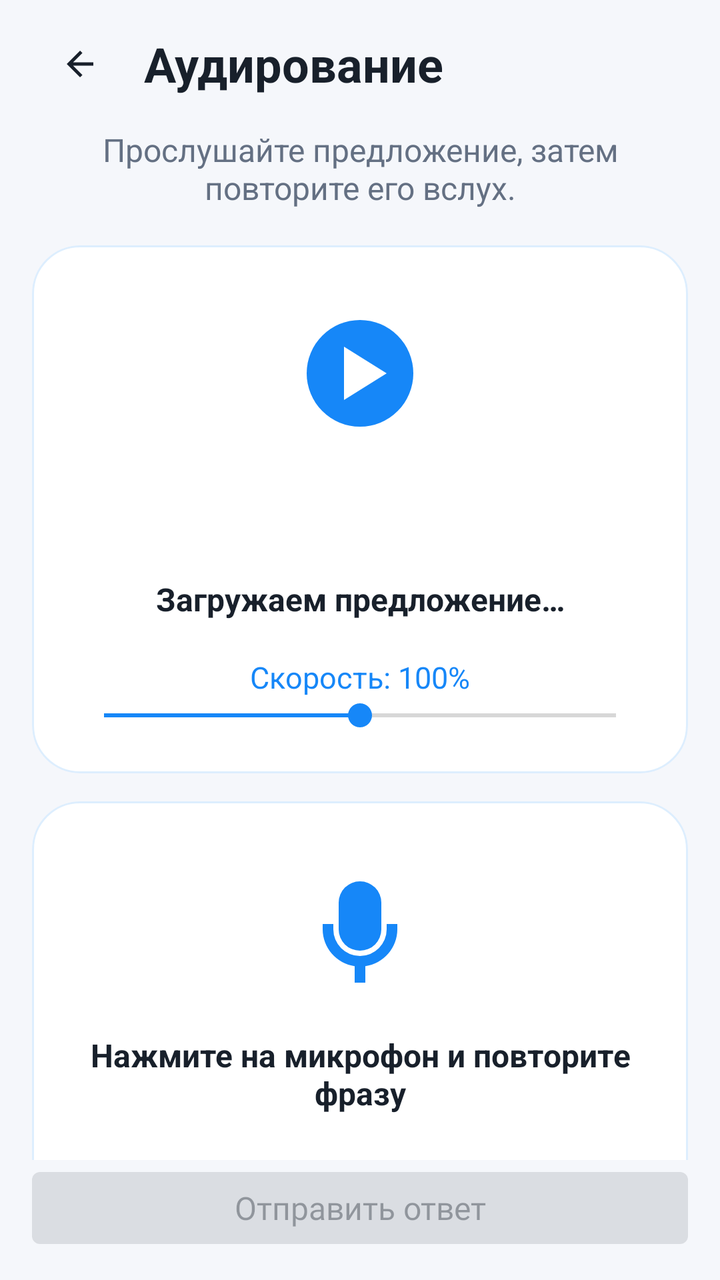
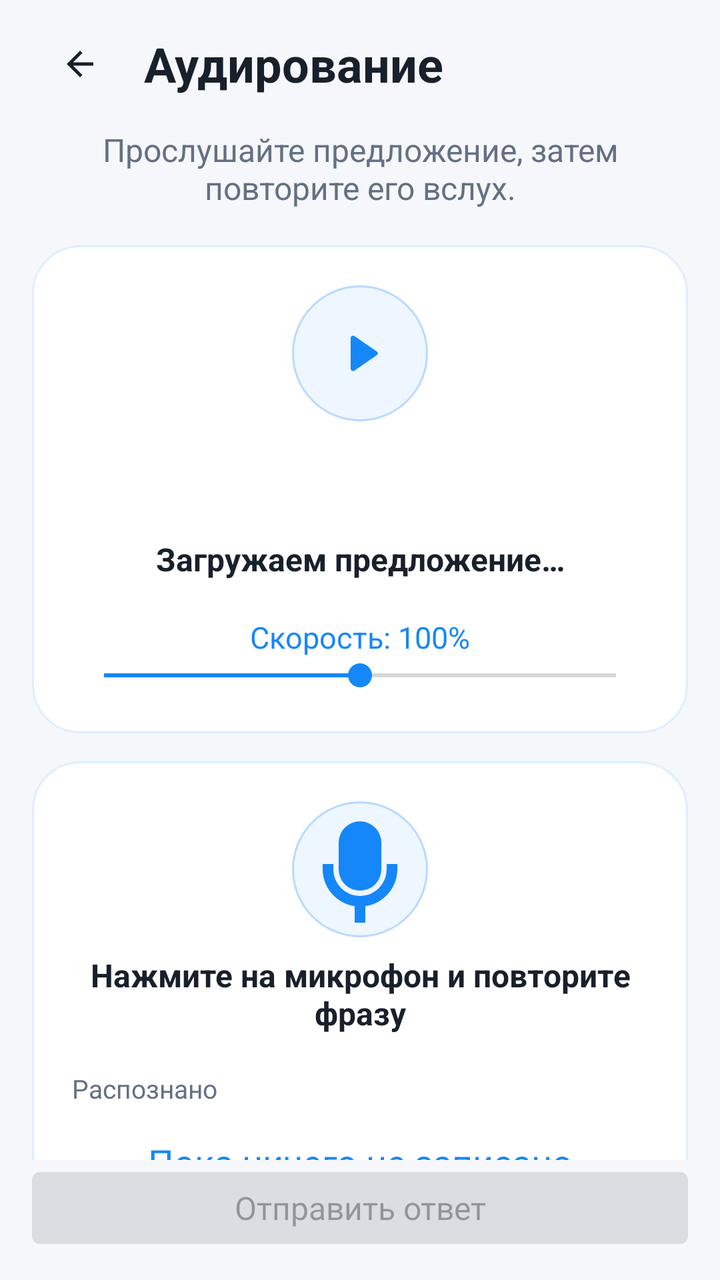

An Android layout rendered at two revisions. The XML below is the earlier revision; the diff shows what the commit changed to produce the second picture.
<!-- AndroidManifest.xml: application theme Theme.Duelingo -->
<!-- res/layout/activity_listening.xml -->
<?xml version="1.0" encoding="utf-8"?>
<androidx.constraintlayout.widget.ConstraintLayout xmlns:android="http://schemas.android.com/apk/res/android"
    xmlns:app="http://schemas.android.com/apk/res-auto"
    android:layout_width="match_parent"
    android:layout_height="match_parent"
    android:background="?attr/backgroundColor"
    android:paddingHorizontal="16dp">

    <LinearLayout
        android:id="@+id/listeningHeader"
        android:layout_width="0dp"
        android:layout_height="wrap_content"
        android:gravity="center_vertical"
        android:orientation="horizontal"
        android:paddingTop="8dp"
        app:layout_constraintEnd_toEndOf="parent"
        app:layout_constraintStart_toStartOf="parent"
        app:layout_constraintTop_toTopOf="parent">

        <com.google.android.material.button.MaterialButton
            android:id="@+id/backButton"
            style="@style/Widget.Material3.Button.IconButton"
            android:layout_width="48dp"
            android:layout_height="48dp"
            android:contentDescription="@string/back"
            app:icon="@drawable/ic_arrow_back"
            app:iconTint="?attr/textColor" />

        <TextView
            android:layout_width="0dp"
            android:layout_height="wrap_content"
            android:layout_marginStart="8dp"
            android:layout_weight="1"
            android:text="@string/listening_screen_title"
            android:textColor="?attr/textColor"
            android:textSize="24sp"
            android:textStyle="bold" />
    </LinearLayout>

    <androidx.core.widget.NestedScrollView
        android:id="@+id/listeningContent"
        android:layout_width="0dp"
        android:layout_height="0dp"
        android:clipToPadding="false"
        android:fillViewport="true"
        android:paddingBottom="16dp"
        app:layout_constraintBottom_toTopOf="@id/listeningActions"
        app:layout_constraintEnd_toEndOf="parent"
        app:layout_constraintStart_toStartOf="parent"
        app:layout_constraintTop_toBottomOf="@id/listeningHeader">

        <LinearLayout
            android:layout_width="match_parent"
            android:layout_height="wrap_content"
            android:gravity="center_horizontal"
            android:orientation="vertical"
            android:paddingTop="8dp">

            <TextView
                android:layout_width="match_parent"
                android:layout_height="wrap_content"
                android:gravity="center"
                android:text="@string/listening_instruction"
                android:textColor="?attr/secondaryTextColor"
                android:textSize="16sp" />

            <com.google.android.material.card.MaterialCardView
                android:layout_width="match_parent"
                android:layout_height="wrap_content"
                android:layout_marginTop="18dp"
                app:cardBackgroundColor="?attr/cardBackgroundColor"
                app:cardCornerRadius="24dp"
                app:cardElevation="0dp"
                app:strokeColor="#251687F8"
                app:strokeWidth="1dp">

                <LinearLayout
                    android:layout_width="match_parent"
                    android:layout_height="wrap_content"
                    android:gravity="center_horizontal"
                    android:orientation="vertical"
                    android:padding="20dp">

                    <ImageButton
                        android:id="@+id/playAudioIcon"
                        android:layout_width="88dp"
                        android:layout_height="88dp"
                        android:background="?attr/selectableItemBackgroundBorderless"
                        android:contentDescription="@string/listening_play_sentence"
                        android:padding="6dp"
                        android:src="@drawable/record" />

                    <ProgressBar
                        android:id="@+id/questionLoading"
                        style="?android:attr/progressBarStyle"
                        android:layout_width="42dp"
                        android:layout_height="42dp"
                        android:layout_marginTop="8dp"
                        android:contentDescription="@string/listening_loading"
                        android:indeterminateTint="@color/blue_primary" />

                    <TextView
                        android:id="@+id/playbackStatus"
                        android:layout_width="match_parent"
                        android:layout_height="wrap_content"
                        android:layout_marginTop="8dp"
                        android:gravity="center"
                        android:text="@string/listening_loading"
                        android:textColor="?attr/textColor"
                        android:textSize="16sp"
                        android:textStyle="bold" />

                    <TextView
                        android:id="@+id/speedLabel"
                        android:layout_width="wrap_content"
                        android:layout_height="wrap_content"
                        android:layout_marginTop="18dp"
                        android:text="@string/speed_default"
                        android:textColor="@color/blue_primary"
                        android:textSize="15sp" />

                    <SeekBar
                        android:id="@+id/speedSeekBar"
                        android:layout_width="match_parent"
                        android:layout_height="wrap_content"
                        android:contentDescription="@string/listening_speed_description"
                        android:max="100"
                        android:progress="50" />
                </LinearLayout>
            </com.google.android.material.card.MaterialCardView>

            <com.google.android.material.card.MaterialCardView
                android:layout_width="match_parent"
                android:layout_height="wrap_content"
                android:layout_marginTop="14dp"
                app:cardBackgroundColor="?attr/cardBackgroundColor"
                app:cardCornerRadius="24dp"
                app:cardElevation="0dp"
                app:strokeColor="#251687F8"
                app:strokeWidth="1dp">

                <LinearLayout
                    android:layout_width="match_parent"
                    android:layout_height="wrap_content"
                    android:gravity="center_horizontal"
                    android:orientation="vertical"
                    android:padding="20dp">

                    <ImageButton
                        android:id="@+id/recordAudioIcon"
                        android:layout_width="88dp"
                        android:layout_height="88dp"
                        android:background="?attr/selectableItemBackgroundBorderless"
                        android:contentDescription="@string/listening_record_voice"
                        android:padding="6dp"
                        android:src="@drawable/microphone" />

                    <TextView
                        android:id="@+id/recordingStatus"
                        android:layout_width="match_parent"
                        android:layout_height="wrap_content"
                        android:layout_marginTop="8dp"
                        android:gravity="center"
                        android:text="@string/listening_tap_microphone"
                        android:textColor="?attr/textColor"
                        android:textSize="16sp"
                        android:textStyle="bold" />

                    <TextView
                        android:layout_width="match_parent"
                        android:layout_height="wrap_content"
                        android:layout_marginTop="18dp"
                        android:text="@string/listening_recognized_label"
                        android:textColor="?attr/secondaryTextColor"
                        android:textSize="13sp" />

                    <TextView
                        android:id="@+id/recognizedText"
                        android:layout_width="match_parent"
                        android:layout_height="wrap_content"
                        android:layout_marginTop="4dp"
                        android:gravity="center"
                        android:minHeight="48dp"
                        android:text="@string/listening_nothing_recorded"
                        android:textColor="@color/blue_primary"
                        android:textSize="18sp" />

                    <LinearLayout
                        android:id="@+id/listeningResultCard"
                        android:layout_width="match_parent"
                        android:layout_height="wrap_content"
                        android:layout_marginTop="14dp"
                        android:background="@drawable/bg_listening_result"
                        android:orientation="vertical"
                        android:padding="16dp"
                        android:visibility="gone">

                        <TextView
                            android:id="@+id/feedbackText"
                            android:layout_width="match_parent"
                            android:layout_height="wrap_content"
                            android:gravity="center"
                            android:textColor="?attr/textColor"
                            android:textSize="17sp"
                            android:textStyle="bold" />

                        <TextView
                            android:layout_width="match_parent"
                            android:layout_height="wrap_content"
                            android:layout_marginTop="14dp"
                            android:text="@string/listening_your_answer_label"
                            android:textColor="?attr/secondaryTextColor"
                            android:textSize="13sp"
                            android:textStyle="bold" />

                        <TextView
                            android:id="@+id/submittedAnswerText"
                            android:layout_width="match_parent"
                            android:layout_height="wrap_content"
                            android:layout_marginTop="4dp"
                            android:textColor="?attr/textColor"
                            android:textSize="16sp" />

                        <View
                            android:layout_width="match_parent"
                            android:layout_height="1dp"
                            android:layout_marginVertical="14dp"
                            android:background="@color/hint_stroke" />

                        <TextView
                            android:layout_width="match_parent"
                            android:layout_height="wrap_content"
                            android:text="@string/listening_correct_phrase_label"
                            android:textColor="@color/green_primary"
                            android:textSize="13sp"
                            android:textStyle="bold" />

                        <TextView
                            android:id="@+id/correctAnswerText"
                            android:layout_width="match_parent"
                            android:layout_height="wrap_content"
                            android:layout_marginTop="5dp"
                            android:textColor="?attr/textColor"
                            android:textIsSelectable="true"
                            android:textSize="18sp"
                            android:textStyle="bold" />

                        <com.google.android.material.button.MaterialButton
                            android:id="@+id/replayCorrectAnswerButton"
                            style="@style/Widget.Material3.Button.OutlinedButton"
                            android:layout_width="match_parent"
                            android:layout_height="48dp"
                            android:layout_marginTop="13dp"
                            android:text="@string/listening_replay_correct"
                            android:textAllCaps="false"
                            app:cornerRadius="15dp"
                            app:icon="@drawable/record"
                            app:iconTint="@color/blue_primary"
                            app:strokeColor="@color/blue_primary" />
                    </LinearLayout>
                </LinearLayout>
            </com.google.android.material.card.MaterialCardView>
        </LinearLayout>
    </androidx.core.widget.NestedScrollView>

    <LinearLayout
        android:id="@+id/listeningActions"
        android:layout_width="0dp"
        android:layout_height="wrap_content"
        android:orientation="vertical"
        android:paddingBottom="12dp"
        app:layout_constraintBottom_toBottomOf="parent"
        app:layout_constraintEnd_toEndOf="parent"
        app:layout_constraintStart_toStartOf="parent">

        <com.google.android.material.button.MaterialButton
            android:id="@+id/submitButton"
            android:layout_width="match_parent"
            android:layout_height="wrap_content"
            android:enabled="false"
            android:text="@string/submit_answer" />

        <com.google.android.material.button.MaterialButton
            android:id="@+id/nextListeningButton"
            style="@style/Widget.Material3.Button.OutlinedButton"
            android:layout_width="match_parent"
            android:layout_height="52dp"
            android:textSize="16sp"
            android:textAllCaps="false"
            android:layout_marginTop="6dp"
            android:text="@string/listening_next_sentence"
            android:visibility="gone" />
    </LinearLayout>

</androidx.constraintlayout.widget.ConstraintLayout>
<!-- resources referenced by this layout -->
<resources>
  <color name="blue_primary">#1687F8</color>
  <color name="green_primary">#4CAF50</color>
  <color name="hint_stroke">#B9D9FF</color>
  <!-- drawable bg_listening_result (drawable) -->
  <?xml version="1.0" encoding="utf-8"?>
  <shape xmlns:android="http://schemas.android.com/apk/res/android" android:shape="rectangle">
      <solid android:color="@color/hint_background" />
      <stroke android:width="1dp" android:color="@color/hint_stroke" />
      <corners android:radius="18dp" />
  </shape>
  <!-- drawable microphone (drawable) -->
  <vector xmlns:android="http://schemas.android.com/apk/res/android" android:width="64dp" android:height="64dp" android:viewportWidth="24" android:viewportHeight="24">
      <path android:fillColor="#1687F8" android:pathData="M12,3a4,4 0,0 0,-4 4v5a4,4 0,0 0,8 0V7a4,4 0,0 0,-4,-4zM5,11h2v1a5,5 0,0 0,10 0v-1h2v1a7,7 0,0 1,-6 6.9V22h-2v-3.1A7,7 0,0 1,5 12z" />
  </vector>
  <!-- drawable record (drawable) -->
  <vector xmlns:android="http://schemas.android.com/apk/res/android" android:width="64dp" android:height="64dp" android:viewportWidth="24" android:viewportHeight="24">
      <path android:fillColor="#1687F8" android:pathData="M12,2a10,10 0,1 0,0 20,10 10,0 0,0 0,-20z" />
      <path android:fillColor="#FFFFFF" android:pathData="M9,7l8,5 -8,5z" />
  </vector>
  <string name="back">Назад</string>
  <string name="listening_correct_phrase_label">ПРАВИЛЬНАЯ ФРАЗА</string>
  <string name="listening_instruction">Прослушайте предложение, затем повторите его вслух.</string>
  <string name="listening_loading">Загружаем предложение…</string>
  <string name="listening_next_sentence">Следующее предложение</string>
  <string name="listening_nothing_recorded">Пока ничего не записано</string>
  <string name="listening_play_sentence">Воспроизвести предложение</string>
  <string name="listening_recognized_label">Распознано</string>
  <string name="listening_record_voice">Записать голос</string>
  <string name="listening_replay_correct">Прослушать правильную фразу</string>
  <string name="listening_screen_title">Аудирование</string>
  <string name="listening_speed_description">Скорость воспроизведения</string>
  <string name="listening_tap_microphone">Нажмите на микрофон и повторите фразу</string>
  <string name="listening_your_answer_label">ВАШ ОТВЕТ</string>
  <string name="speed_default">Скорость: 100%</string>
  <string name="submit_answer">Отправить ответ</string>
  <color name="hint_background">#EEF6FF</color>
  <color name="white">#FFFFFFFF</color>
  <color name="black">#FF000000</color>
  <color name="background_light">#F5F7FB</color>
  <color name="text_color_light">#18202B</color>
  <color name="secondary_text_light">#647083</color>
  <color name="surface_light">#FFFFFF</color>
  <color name="gray_light">#B3B3B3</color>
  <style name="DuelRush.MaterialButton" parent="Widget.MaterialComponents.Button">
          <item name="android:textSize">16sp</item>
          <item name="android:minHeight">48dp</item>
          <item name="android:textAllCaps">false</item>
          <item name="android:letterSpacing">0</item>
          <item name="android:fontFamily">@font/open_sans_medium</item>
      </style>
  <!-- unchanged entries left out for length: 2 -->
</resources>

<!-- the commit's change to res/layout/activity_listening.xml (unified diff, before → after) -->
@@ -83,12 +83,12 @@
 
                     <ImageButton
                         android:id="@+id/playAudioIcon"
-                        android:layout_width="88dp"
-                        android:layout_height="88dp"
-                        android:background="?attr/selectableItemBackgroundBorderless"
+                        android:layout_width="68dp"
+                        android:layout_height="68dp"
+                        android:background="@drawable/bg_audio_control"
                         android:contentDescription="@string/listening_play_sentence"
-                        android:padding="6dp"
-                        android:src="@drawable/record" />
+                        android:padding="20dp"
+                        android:src="@drawable/ic_play_clean" />
 
                     <ProgressBar
                         android:id="@+id/questionLoading"
@@ -148,11 +148,11 @@
 
                     <ImageButton
                         android:id="@+id/recordAudioIcon"
-                        android:layout_width="88dp"
-                        android:layout_height="88dp"
-                        android:background="?attr/selectableItemBackgroundBorderless"
+                        android:layout_width="68dp"
+                        android:layout_height="68dp"
+                        android:background="@drawable/bg_audio_control"
                         android:contentDescription="@string/listening_record_voice"
-                        android:padding="6dp"
+                        android:padding="18dp"
                         android:src="@drawable/microphone" />
 
                     <TextView
<!-- resource entries referenced after the edit -->
@@ -3,6 +3,16 @@
   <color name="blue_primary">#1687F8</color>
   <color name="green_primary">#4CAF50</color>
   <color name="hint_stroke">#B9D9FF</color>
+  <!-- drawable bg_audio_control (drawable) -->
+  <?xml version="1.0" encoding="utf-8"?>
+  <ripple xmlns:android="http://schemas.android.com/apk/res/android" android:color="#301687F8">
+      <item>
+          <shape android:shape="oval">
+              <solid android:color="@color/hint_background" />
+              <stroke android:width="1dp" android:color="@color/hint_stroke" />
+          </shape>
+      </item>
+  </ripple>
   <!-- drawable bg_listening_result (drawable) -->
   <?xml version="1.0" encoding="utf-8"?>
   <shape xmlns:android="http://schemas.android.com/apk/res/android" android:shape="rectangle">
@@ -10,6 +20,10 @@
       <stroke android:width="1dp" android:color="@color/hint_stroke" />
       <corners android:radius="18dp" />
   </shape>
+  <!-- drawable ic_play_clean (drawable) -->
+  <vector xmlns:android="http://schemas.android.com/apk/res/android" android:width="28dp" android:height="28dp" android:viewportWidth="24" android:viewportHeight="24">
+      <path android:fillColor="#1687F8" android:pathData="M8,5.4v13.2c0,0.8 0.9,1.3 1.6,0.8l9.6,-6.6c0.6,-0.4 0.6,-1.2 0,-1.6L9.6,4.6C8.9,4.1 8,4.6 8,5.4z" />
+  </vector>
   <!-- drawable microphone (drawable) -->
   <vector xmlns:android="http://schemas.android.com/apk/res/android" android:width="64dp" android:height="64dp" android:viewportWidth="24" android:viewportHeight="24">
       <path android:fillColor="#1687F8" android:pathData="M12,3a4,4 0,0 0,-4 4v5a4,4 0,0 0,8 0V7a4,4 0,0 0,-4,-4zM5,11h2v1a5,5 0,0 0,10 0v-1h2v1a7,7 0,0 1,-6 6.9V22h-2v-3.1A7,7 0,0 1,5 12z" />
